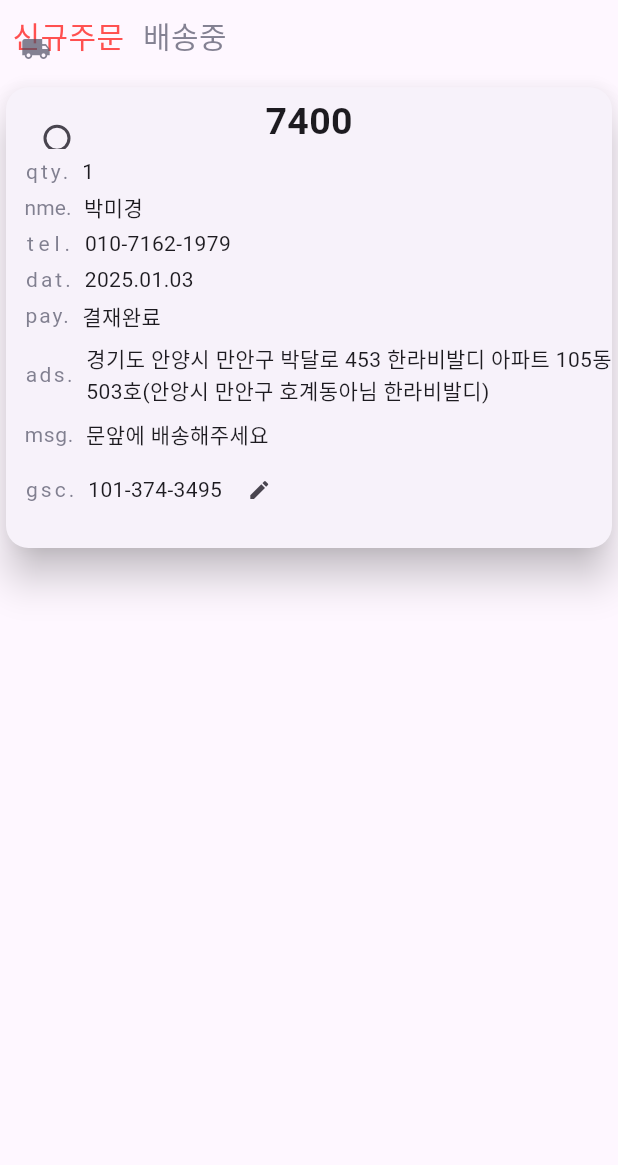
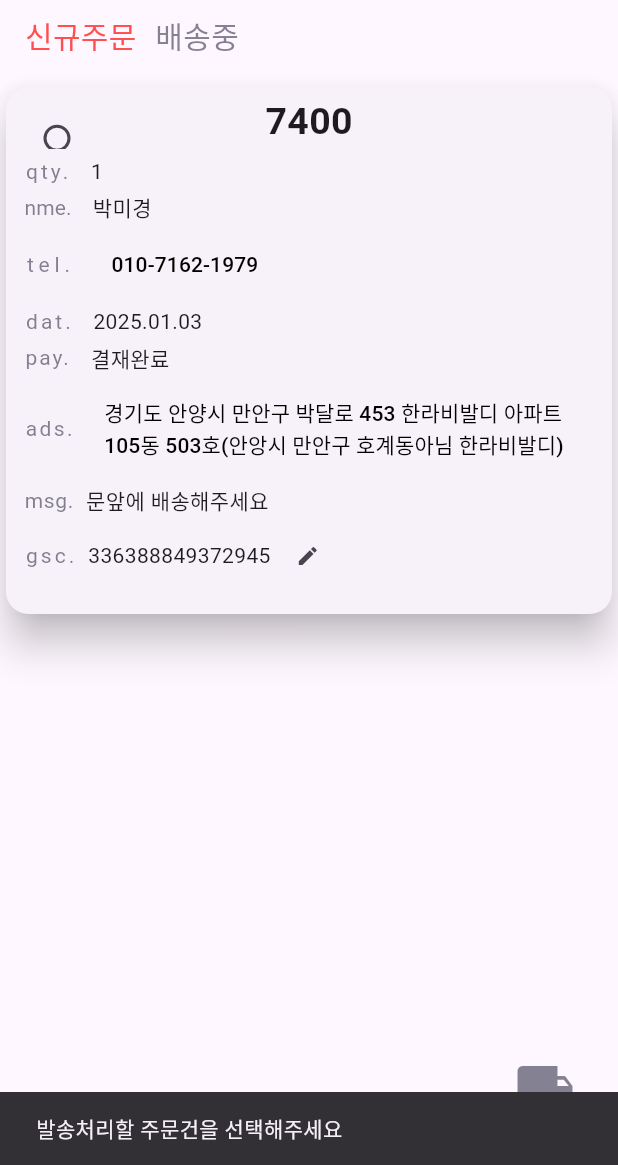
Before and after one commit to affection-jh/RAILROCK, a Flutter app: the OutBound screen opened directly, after a tap on the "local shipping" icon, on a phone screen of 412 x 824 dp, the part 71-1236 px from its top. Run offline on Flutter 3.47's test engine with Material 3 defaults, Android fonts, the phone set to English and light mode, and no system bars; our stand-ins replace cached_network_image, cloud_firestore, dio, firebase_core, firebase_storage, flutter_dotenv and 2 more; accounts and stored records are empty; Roboto replaces fonts that are missing (Pretendard).

Commit message:
2025-01-06

```diff
--- a/lib/dispatch/newOrderCard.dart
+++ b/lib/dispatch/newOrderCard.dart
@@ -1,9 +1,14 @@
 import 'package:flutter/material.dart';
+import 'package:flutter/services.dart';
 import 'package:railrock/dispatch/newOrderClass.dart';
+import 'package:railrock/dispatch/outBound.dart';
 
 class NewOrderCard extends StatefulWidget {
+  final VoidCallback checkedCheck;
   final NewOrder newOrder;
+
   NewOrderCard({
+    required this.checkedCheck,
     required this.newOrder,
   });
   @override
@@ -36,14 +41,24 @@ class _NewOrderCardState extends State<NewOrderCard> {
               ),
             ),
             Positioned(
-              child: Checkbox(
+              child: inTransitPageColor == checkedColor
+                  ? Container()
+                  : Checkbox(
                       shape: RoundedRectangleBorder(
                           borderRadius: BorderRadius.circular(15)),
                       value: isChecked,
                       onChanged: (value) {
                         setState(() {
                           isChecked = value!;
-                    widget.newOrder.isChecked = isChecked;
+                          if (isChecked) {
+                            widget.newOrder.isChecked = true;
+
+                            widget.checkedCheck();
+                          } else {
+                            widget.newOrder.isChecked = false;
+                            widget.checkedCheck();
+                          }
+                          print('${isChecked}');
                         });
                       },
                       activeColor: Color.fromRGBO(255, 80, 80, 100),
@@ -73,7 +88,7 @@ class _NewOrderCardState extends State<NewOrderCard> {
                           color: const Color.fromARGB(180, 80, 80, 100)),
                     ),
                     SizedBox(
-                      width: screenSize.width * 0.02,
+                      width: screenSize.width * 0.034,
                     ),
                     Text(widget.newOrder.qty.toString())
                   ],
@@ -91,7 +106,7 @@ class _NewOrderCardState extends State<NewOrderCard> {
                           color: const Color.fromARGB(180, 80, 80, 100)),
                     ),
                     SizedBox(
-                      width: screenSize.width * 0.02,
+                      width: screenSize.width * 0.034,
                     ),
                     Text(widget.newOrder.name)
                   ],
@@ -109,9 +124,25 @@ class _NewOrderCardState extends State<NewOrderCard> {
                           color: const Color.fromARGB(180, 80, 80, 100)),
                     ),
                     SizedBox(
-                      width: screenSize.width * 0.02,
+                      width: screenSize.width * 0.034,
                     ),
-                    Text(widget.newOrder.tel)
+                    Align(
+                      alignment: Alignment.centerLeft,
+                      child: TextButton(
+                          onPressed: () {
+                            Clipboard.setData(
+                                    ClipboardData(text: widget.newOrder.tel))
+                                .then((_) {
+                              ScaffoldMessenger.of(context).showSnackBar(
+                                  (SnackBar(
+                                      content: Text("전화번호가 클립보드에 복사되었습니다"))));
+                            });
+                          },
+                          child: Text(
+                            widget.newOrder.tel,
+                            style: TextStyle(color: Colors.black),
+                          )),
+                    ),
                   ],
                 ),
                 SizedBox(
@@ -127,7 +158,7 @@ class _NewOrderCardState extends State<NewOrderCard> {
                           color: const Color.fromARGB(180, 80, 80, 100)),
                     ),
                     SizedBox(
-                      width: screenSize.width * 0.02,
+                      width: screenSize.width * 0.034,
                     ),
                     Text(widget.newOrder.date)
                   ],
@@ -145,7 +176,7 @@ class _NewOrderCardState extends State<NewOrderCard> {
                           color: const Color.fromARGB(180, 80, 80, 100)),
                     ),
                     SizedBox(
-                      width: screenSize.width * 0.02,
+                      width: screenSize.width * 0.034,
                     ),
                     Text(widget.newOrder.paid)
                   ],
@@ -164,9 +195,23 @@ class _NewOrderCardState extends State<NewOrderCard> {
                       width: screenSize.width * 0.02,
                     ),
                     Expanded(
+                        child: Align(
+                      alignment: Alignment.centerLeft,
+                      child: TextButton(
+                          onPressed: () {
+                            Clipboard.setData(
+                                    ClipboardData(text: widget.newOrder.adress))
+                                .then((_) {
+                              ScaffoldMessenger.of(context).showSnackBar(
+                                SnackBar(content: Text("주소가 클립보드에 복사되었습니다")),
+                              );
+                            });
+                          },
                           child: Text(
                             widget.newOrder.adress,
+                            style: TextStyle(color: Colors.black),
                             softWrap: true,
+                          )),
                     ))
                   ],
                 ),
@@ -201,7 +246,9 @@ class _NewOrderCardState extends State<NewOrderCard> {
                     SizedBox(
                       width: screenSize.width * 0.02,
                     ),
-                    Text(widget.newOrder.bookCode),
+                    Text(widget.newOrder.tn == ''
+                        ? widget.newOrder.bookCode
+                        : widget.newOrder.tn),
                     SizedBox(
                       width: screenSize.width * 0.002,
                     ),
--- a/lib/dispatch/outBound.dart
+++ b/lib/dispatch/outBound.dart
@@ -1,7 +1,7 @@
 import 'package:flutter/material.dart';
-import 'package:railrock/dispatch/newOrderClass.dart';
 import 'package:railrock/homePage.dart';
 import 'package:railrock/dispatch/newOrderCard.dart';
+import 'package:railrock/dispatch/newOrderClass.dart';
 
 List<NewOrder> newOrdersList = [];
 List<NewOrder> inTransitList = [];
@@ -11,6 +11,7 @@ Color checkedColor = Color.fromRGBO(255, 80, 80, 100);
 Color newOrderPageColor = const Color.fromARGB(180, 80, 80, 100);
 Color inTransitPageColor = const Color.fromARGB(180, 80, 80, 100);
 Color local_shipping_iconColor = const Color.fromARGB(180, 80, 80, 100);
+Color defaultColor = const Color.fromARGB(180, 80, 80, 100);
 
 class OutBound extends StatefulWidget {
   const OutBound({super.key});
@@ -23,6 +24,18 @@ class _OutBoundState extends State<OutBound> {
   @override
   void initState() {
     newOrderPageColor = checkedColor;
+    newOrdersList.add(NewOrder(
+        name: '박미경',
+        productName: '7400',
+        qty: 1,
+        tel: '010-7162-1979',
+        date: '2025.01.03',
+        paid: '결재완료',
+        adress: '경기도 안양시 만안구 박달로 453 한라비발디 아파트 105동 503호(안앙시 만안구 호계동아님 한라비발디)',
+        msg: '문앞에 배송해주세요',
+        bookCode: '101-374-3495',
+        tn: '336388849372945'));
+    displayList = newOrdersList;
     super.initState();
   }
 
@@ -59,6 +72,9 @@ class _OutBoundState extends State<OutBound> {
               child: Row(
                 mainAxisAlignment: MainAxisAlignment.start,
                 children: [
+                  SizedBox(
+                    width: screenSize.width * 0.02,
+                  ),
                   GestureDetector(
                     onTap: () {
                       setState(() {
@@ -105,36 +121,47 @@ class _OutBoundState extends State<OutBound> {
             Container(
                 height: screenSize.height * 0.6,
                 child: ListView.builder(
-                    itemCount: 1,
+                    itemCount: displayList.length,
                     itemBuilder: (context, index) {
                       return NewOrderCard(
-                          newOrder: NewOrder(
-                              name: '박미경',
-                              productName: '7400',
-                              qty: 1,
-                              tel: '010-7162-1979',
-                              date: '2025.01.03',
-                              paid: '결재완료',
-                              adress:
-                                  '경기도 안양시 만안구 박달로 453 한라비발디 아파트 105동 503호(안앙시 만안구 호계동아님 한라비발디)',
-                              msg: '문앞에 배송해주세요',
-                              bookCode: '101-374-3495',
-                              tn: '336388849372945'));
+                        checkedCheck: checkedCheck,
+                        newOrder: displayList[index],
+                      );
                     })),
           ],
         ),
         Positioned(
-            child: IconButton(
+          bottom: screenSize.height * 0.03,
+          right: screenSize.width * 0.05,
+          child: inTransitPageColor == checkedColor
+              ? Container()
+              : IconButton(
                   onPressed: () async {
                     String tn;
                     if (local_shipping_iconColor == checkedColor) {
                       tn = await showTextField('운송장번호를 입력하세요');
+                      if (tn != '') {
+                        tnEnroll(tn);
+                        setState(() {
+                          local_shipping_iconColor = defaultColor;
+                        });
+                        ScaffoldMessenger.of(context).showSnackBar(
+                            SnackBar(content: Text("발송처리가 완료되었습니다")));
+                      } else {
+                        ScaffoldMessenger.of(context).showSnackBar(
+                            SnackBar(content: Text("올바른 운송장번호를 입력해주세요")));
+                      }
+                    } else {
+                      ScaffoldMessenger.of(context).showSnackBar(SnackBar(
+                        content: Text("발송처리할 주문건을 선택해주세요"),
+                      ));
                     }
                   },
                   icon: Icon(Icons.local_shipping),
-          iconSize: 20,
+                  iconSize: 40,
                   color: local_shipping_iconColor,
-        ))
+                ),
+        )
       ]),
     );
   }
@@ -175,12 +202,30 @@ class _OutBoundState extends State<OutBound> {
   }
 
   void checkedCheck() {
-    for (int i = 0; i < newOrdersList.length; i++) {
-      if (newOrdersList[i].isChecked) {
+    bool isChecked = false;
+    for (int i = 0; i < displayList.length; i++) {
+      if (displayList[i].isChecked) {
+        isChecked = true;
+        break;
+      }
+    }
     setState(() {
-          local_shipping_iconColor = checkedColor;
+      local_shipping_iconColor = isChecked ? checkedColor : defaultColor;
     });
+  }
+
+  void tnEnroll(String tn) {
+    for (int i = 0; i < displayList.length; i++) {
+      if (displayList[i].isChecked) {
+        displayList[i].tn = tn;
+        saveOrdersToFirebase(displayList[i]);
+        inTransitList.add(displayList[i]);
+        if (displayList[i].tn != '') {
+          displayList.removeAt(i);
+          newOrdersList
+              .removeWhere((order) => order.name == displayList[i].name);
         }
       }
     }
   }
+}
--- a/lib/stock/stockManage.dart
+++ b/lib/stock/stockManage.dart
@@ -195,7 +195,7 @@ class _StockmanageState extends State<Stockmanage> {
           height: 20,
         ),
         Container(
-          height: screenSize.height * 0.7,
+          height: screenSize.height * 0.85,
           child: ListView.builder(
             itemCount: displayStocks.length,
             itemBuilder: (context, index) {
--- a/lib/stock/trackingUI.dart
+++ b/lib/stock/trackingUI.dart
@@ -70,7 +70,6 @@ class _TrackingUIState extends State<TrackingUI> {
                           Clipboard.setData(ClipboardData(
                                   text: trackingData!['trackingNumberInKorea']))
                               .then((_) {
-                            // 복사 완료 후 알림
                             _showSnackbar('운송장번호 복사됨');
                           });
                         },
```
Also changed, not shown: lib/dispatch/newOrderClass.dart (+68 -0 lines). Lines whose indentation alone changed are shown as unchanged.
